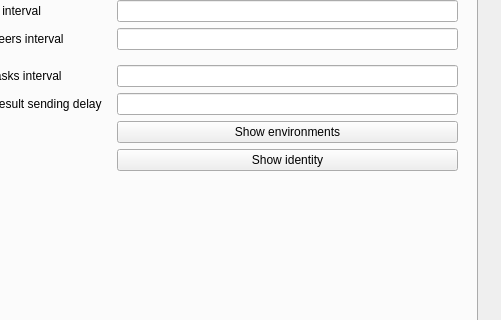
This is gui/view/AppMainWindow.ui in golemfactory/clay as Qt 5 draws it before an edit; both pictures show x 699 to 1200 and y 270 to 590 of the 1200 by 785 pixel window. The edited form follows.
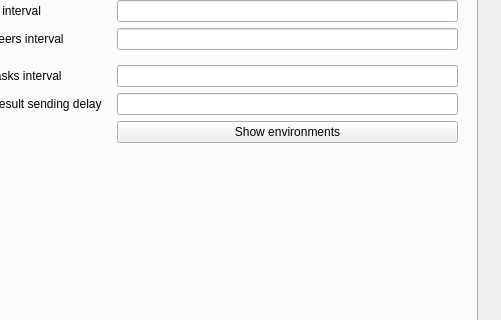
This is the edited form. The open tabs and pages were chosen to show the change. Icons and pictures are not drawn. Custom widgets are drawn as their Qt base class.

Commit message: remove identity dialogs

```diff
--- a/gui/view/AppMainWindow.ui
+++ b/gui/view/AppMainWindow.ui
@@ -1844,16 +1844,6 @@
                      </property>
                     </widget>
                    </item>
-                   <item row="16" column="1">
-                    <widget class="QPushButton" name="identityButton">
-                     <property name="toolTip">
-                      <string>Manage your public and private keys</string>
-                     </property>
-                     <property name="text">
-                      <string>Show identity</string>
-                     </property>
-                    </widget>
-                   </item>
                    <item row="12" column="0">
                     <widget class="Line" name="line_3">
                      <property name="orientation">
```
Left out of the diff: 4 changed lines with no effect on the pictures. The commit also changes 8 other files.
